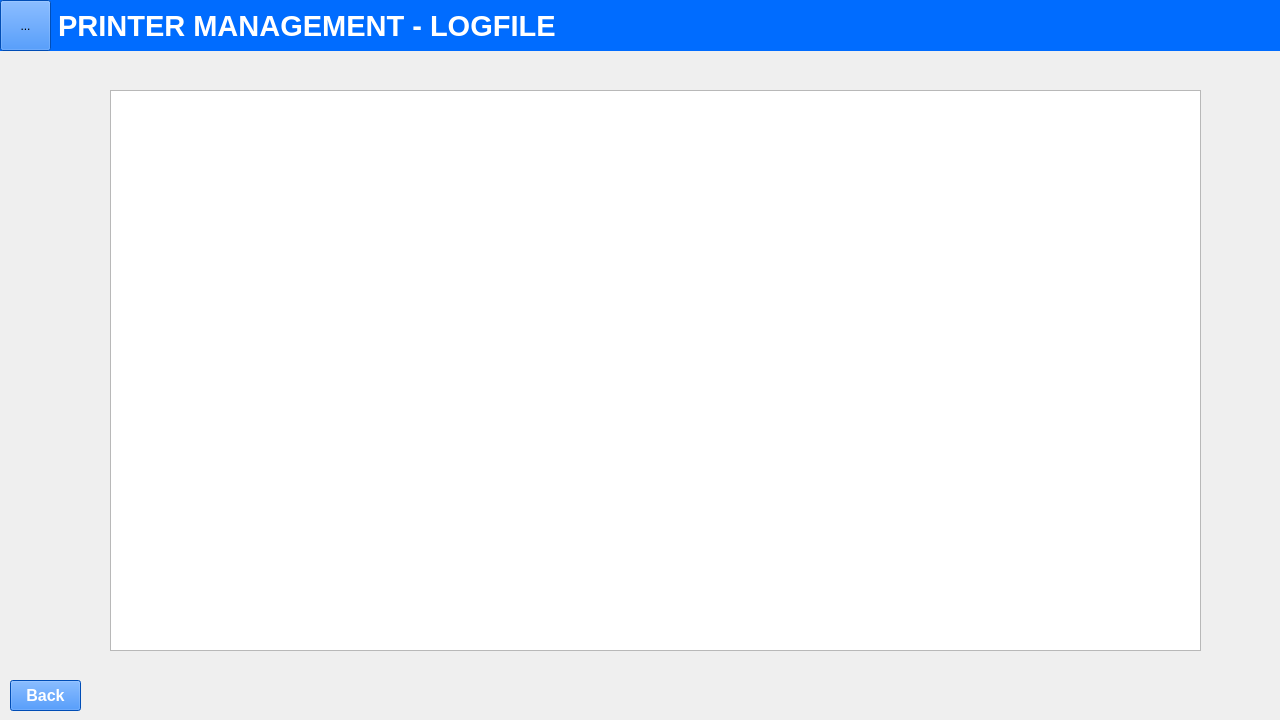
The window that Designer/logfile.ui (ParintonPrarom-148/Printer_Management_Program_For_Automated_Gate_System) describes before a commit, drawn with Qt 5.
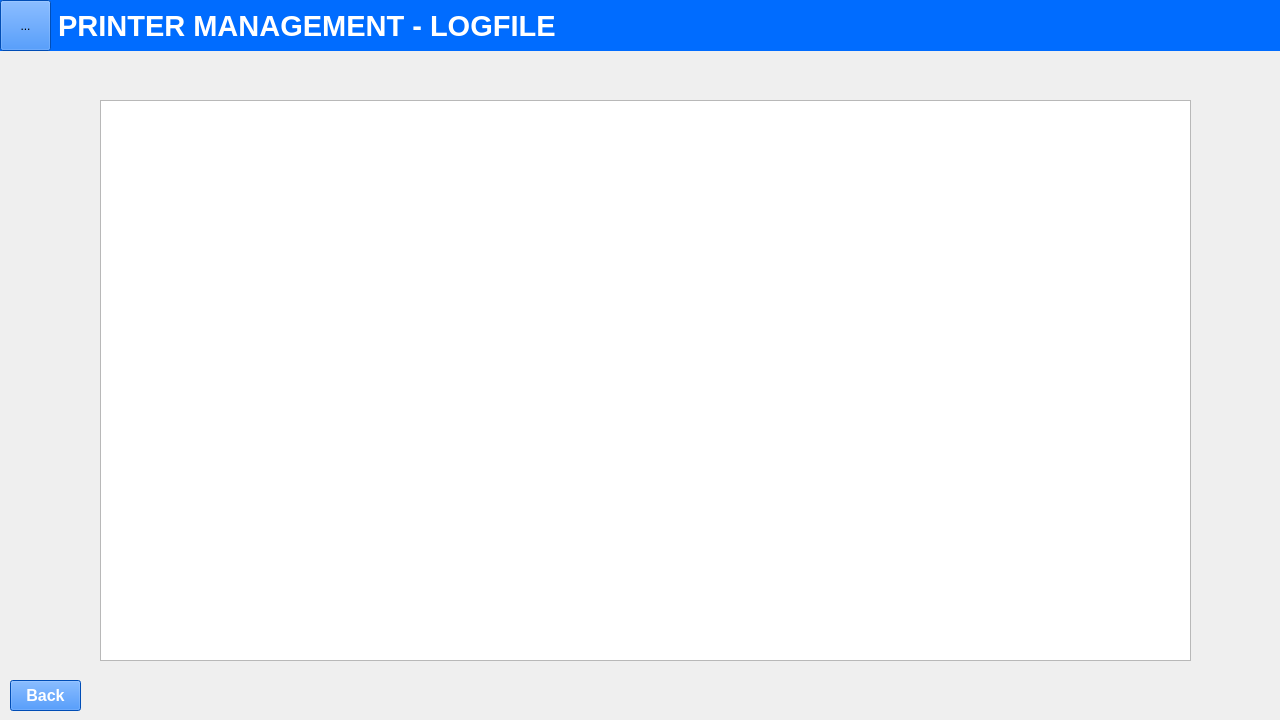
The same window after the commit. Icons and pictures are not drawn.

What changed in the file:
```diff
--- a/Designer/logfile.ui
+++ b/Designer/logfile.ui
@@ -90,8 +90,8 @@
   <widget class="QTextEdit" name="textLogfile">
    <property name="geometry">
     <rect>
-     <x>110</x>
-     <y>90</y>
+     <x>100</x>
+     <y>100</y>
      <width>1091</width>
      <height>561</height>
     </rect>
```
